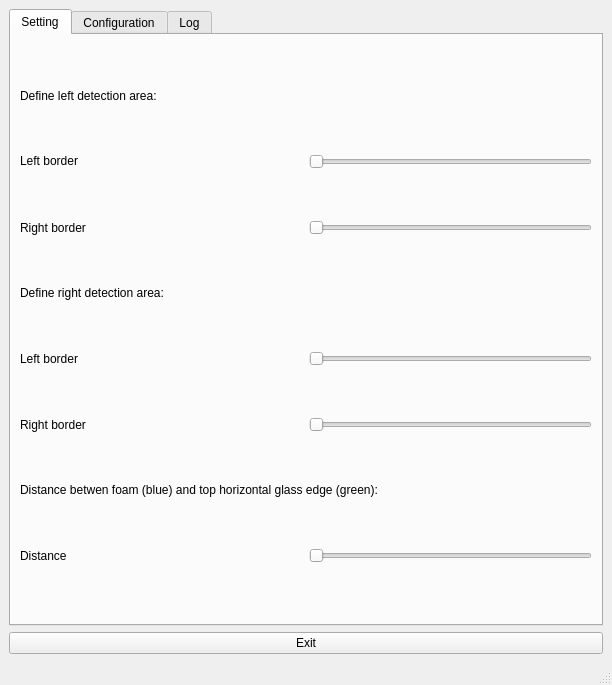
The window that GUI/CWBierzapfanlage.ui (Thiedze/CWBierzapfanlage) describes before a commit, drawn with Qt 5.
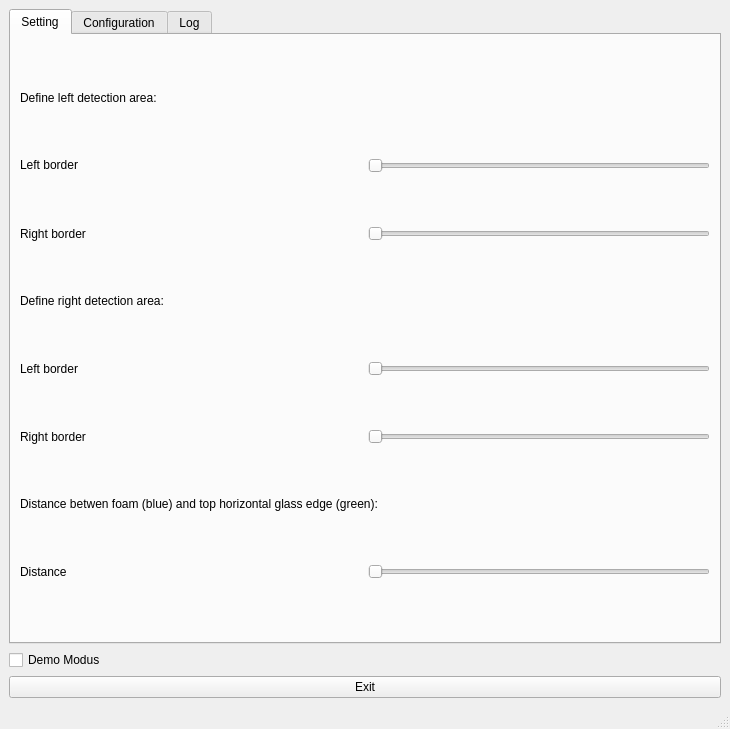
The same window after the commit.

Commit message: Add demo modus

What changed in the file:
```diff
--- a/GUI/CWBierzapfanlage.ui
+++ b/GUI/CWBierzapfanlage.ui
@@ -6,8 +6,8 @@
    <rect>
     <x>0</x>
     <y>0</y>
-    <width>612</width>
-    <height>685</height>
+    <width>730</width>
+    <height>729</height>
    </rect>
   </property>
   <property name="sizePolicy">
@@ -21,7 +21,7 @@
   </property>
   <widget class="QWidget" name="centralwidget">
    <layout class="QGridLayout" name="gridLayout_4">
-    <item row="4" column="0">
+    <item row="5" column="0">
      <widget class="QPushButton" name="btnExit">
       <property name="text">
        <string>Exit</string>
@@ -346,6 +346,13 @@
       </widget>
      </widget>
     </item>
+    <item row="4" column="0">
+     <widget class="QCheckBox" name="cbDemoModus">
+      <property name="text">
+       <string>Demo Modus</string>
+      </property>
+     </widget>
+    </item>
    </layout>
    <zorder>tabWidget</zorder>
    <zorder>btnExit</zorder>
```
Left out of the diff: 2 changed lines with no effect on the pictures. The commit also changes 4 other files.
